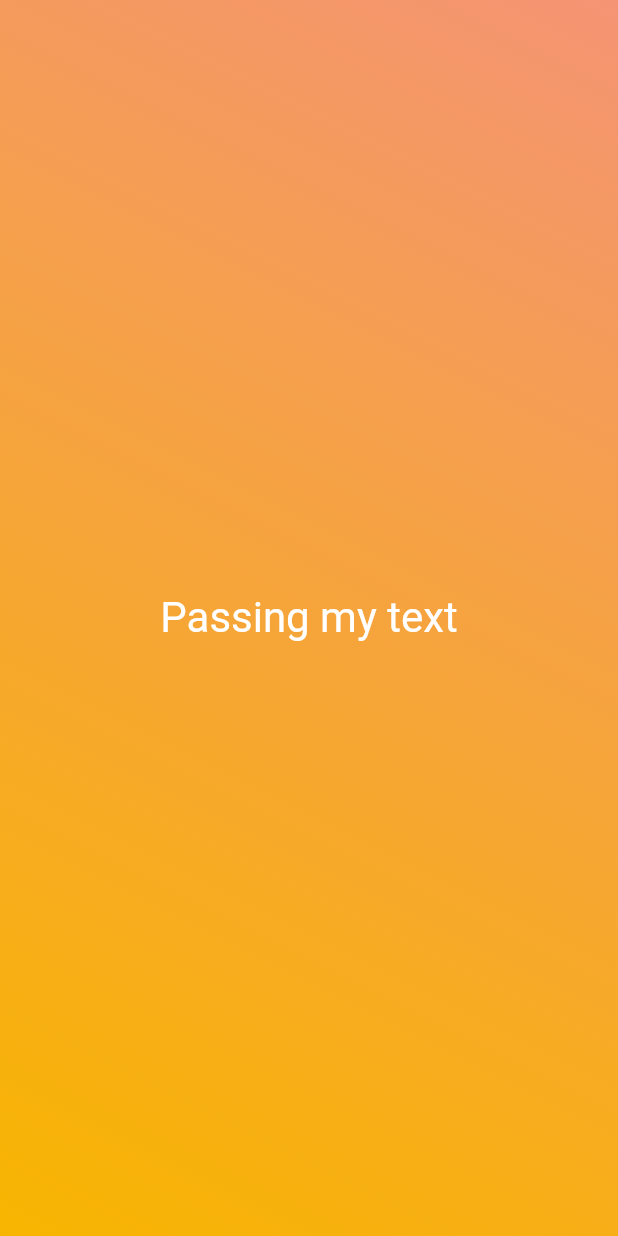
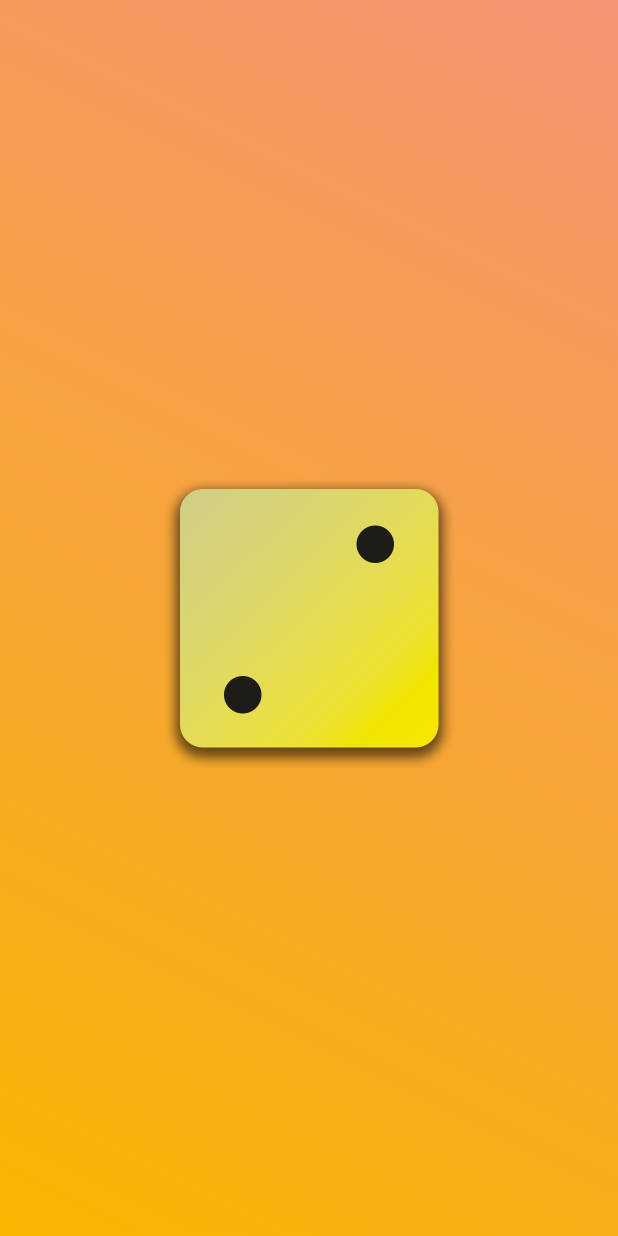
Before and after one commit to JoaoVitorLima242/flutter-app, a Flutter app: the screen it shows after launch, on a phone screen of 412 x 824 dp. Run offline on Flutter 3.47's test engine with Material 2 defaults, Android fonts, the phone set to English and light mode, and no system bars.

Commit message:
adding new constructor

```diff
--- a/lib/gradient_container.dart
+++ b/lib/gradient_container.dart
@@ -1,12 +1,16 @@
 import 'package:flutter/material.dart';
-
-import 'package:first_app/white_text.dart';
 
 const startGradientAliginment = Alignment.topRight;
 const endGradientAliginment = Alignment.bottomLeft;
 
 class GradientContainer extends StatelessWidget {
   const GradientContainer({super.key, required this.colors});
+
+  const GradientContainer.orange({super.key})
+      : colors = const [
+          Color.fromARGB(255, 244, 148, 116),
+          Color(0xfff8b500),
+        ];
 
   final List<Color> colors;
 
@@ -20,8 +24,11 @@ class GradientContainer extends StatelessWidget {
           colors: colors,
         ),
       ),
-      child: const Center(
-        child: WhiteText('Passing my text'),
+      child: Center(
+        child: Image.asset(
+          'images/dice-2.png',
+          width: 200,
+        ),
       ),
     );
   }
--- a/lib/main.dart
+++ b/lib/main.dart
@@ -6,12 +6,7 @@ void main() {
   runApp(
     const MaterialApp(
       home: Scaffold(
-        body: GradientContainer(
-          colors: [
-            Color.fromARGB(255, 244, 148, 116),
-            Color(0xfff8b500),
-          ],
-        ),
+        body: GradientContainer.orange(),
       ),
     ),
   );
```
Also changed, not shown: pubspec.yaml (+7 -4 lines), images/dice-1.png (added), images/dice-2.png (added), images/dice-3.png (added), images/dice-4.png (added), images/dice-5.png (added), images/dice-6.png (added).
